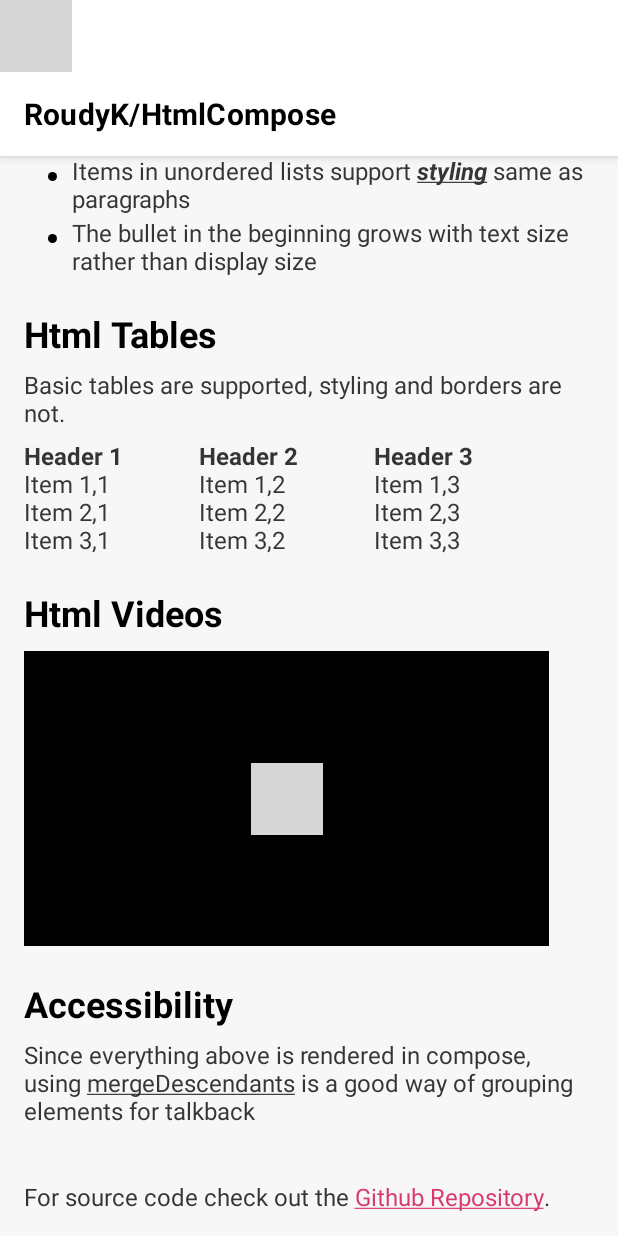
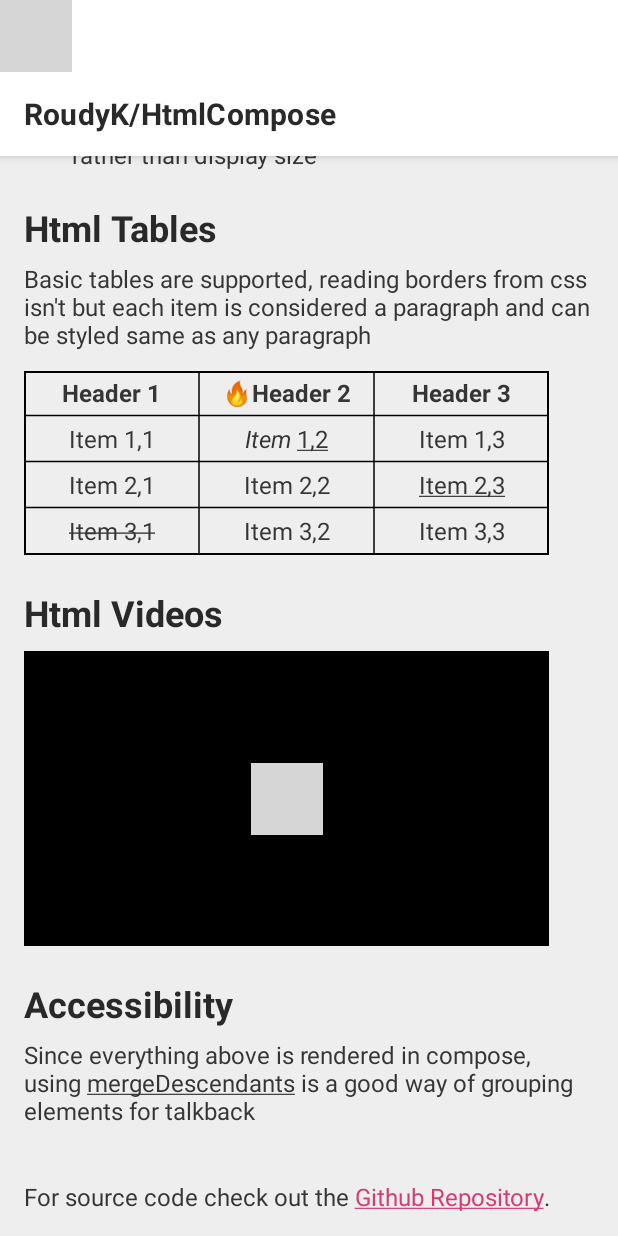
Before and after one commit to roudikk/HtmlCompose, an Android app built with Jetpack Compose: the screen it shows after launch (MainActivity), after a tap on "Accessibility", on a phone screen of 412 x 824 dp. Run offline under Robolectric (Android 15) with nearby library versions, the phone set to English and light mode, and no system bars; our stand-ins replace accompanist; libraries missing offline, so code that uses them is left out: coil.decode, coil.fetch, coil.request.videoFrameMillis, com.google.android.exoplayer2; pictures from the network do not load; 11 statements that could not run were skipped; grey boxes are pictures that could not be loaded.

Commit message:
Add support for styling tables

```diff
--- a/app/src/main/java/com/example/htmlcompose/demo/HtmlDemo.kt
+++ b/app/src/main/java/com/example/htmlcompose/demo/HtmlDemo.kt
@@ -43,26 +43,26 @@ val DEMO_HTML = """
     </ul>
 
     <h5>Html Tables</h5>
-    <p>Basic tables are supported, styling and borders are not.</p>
+    <p>Basic tables are supported, reading borders from css isn't but each item is considered a paragraph and can be styled same as any paragraph</p>
 
     <table>
         <tr>
             <th>Header 1</th>
-            <th>Header 2</th>
+            <th>🔥Header 2</th>
             <th>Header 3</th>
         </tr>
         <tr>
             <td>Item 1,1</td>
-            <td>Item 1,2</td>
+            <td><i>Item</i> <u>1,2</u></td>
             <td>Item 1,3</td>
         </tr>
         <tr>
             <td>Item 2,1</td>
             <td>Item 2,2</td>
-            <td>Item 2,3</td>
+            <td><u>Item 2,3</u></td>
         </tr>
         <tr>
-            <td>Item 3,1</td>
+            <td><s>Item 3,1</s></td>
             <td>Item 3,2</td>
             <td>Item 3,3</td>
         </tr>
--- a/app/src/main/java/com/example/htmlcompose/html/HtmlElement.kt
+++ b/app/src/main/java/com/example/htmlcompose/html/HtmlElement.kt
@@ -49,7 +49,7 @@ data class HtmlTable(
     )
 
     data class Cell(
-        val text: String,
+        val paragraph: HtmlParagraph,
         val header: Boolean
     )
 }
--- a/app/src/main/java/com/example/htmlcompose/html/handler/HtmlTableHandler.kt
+++ b/app/src/main/java/com/example/htmlcompose/html/handler/HtmlTableHandler.kt
@@ -1,9 +1,9 @@
 package com.example.htmlcompose.html.handler
 
+import com.example.htmlcompose.html.HtmlParagraph
 import com.example.htmlcompose.html.HtmlParserOptions
 import com.example.htmlcompose.html.HtmlTable
 import com.example.htmlcompose.html.handler.base.HtmlTagHandler
-import org.jsoup.nodes.Element
 import org.jsoup.nodes.Node
 
 class HtmlTableHandler(
@@ -11,26 +11,31 @@ class HtmlTableHandler(
 ) : HtmlTagHandler {
     private var rows = mutableListOf<HtmlTable.Row>()
     private var cells = mutableListOf<HtmlTable.Cell>()
+    private var paragraphHandler = HtmlParagraphHandler()
 
     override fun onTagOpening(node: Node) {
         rows = mutableListOf()
+        cells = mutableListOf()
+        paragraphHandler = HtmlParagraphHandler()
     }
 
     override fun onIntermediateTagOpening(node: Node) {
         when (node.nodeName()) {
             "tr" -> cells = mutableListOf()
-            "td" -> cells.add(
-                HtmlTable.Cell(
-                    text = (node as Element).text(),
-                    header = rows.size == 0 && options.firstTableRowAsHeaders
-                )
-            )
-            "th" -> cells.add(HtmlTable.Cell((node as Element).text(), true))
+            "td", "th" -> paragraphHandler = HtmlParagraphHandler()
+            "#text", "b", "a", "u", "s", "i" -> paragraphHandler.onIntermediateTagOpening(node)
         }
     }
 
     override fun onIntermediateTagClosing(node: Node) {
         when (node.nodeName()) {
+            "b", "a", "u", "s", "i" -> paragraphHandler.onIntermediateTagClosing(node)
+            "td", "th" -> cells.add(
+                HtmlTable.Cell(
+                    paragraph = paragraphHandler.build() as HtmlParagraph,
+                    header = node.nodeName() == "th" || options.firstTableRowAsHeaders && rows.isEmpty()
+                )
+            )
             "tr" -> rows.add(HtmlTable.Row(cells))
         }
     }
--- a/app/src/main/java/com/example/htmlcompose/navigation/Navigation.kt
+++ b/app/src/main/java/com/example/htmlcompose/navigation/Navigation.kt
@@ -5,7 +5,7 @@ import androidx.navigation.compose.NavHost
 import androidx.navigation.compose.composable
 import androidx.navigation.compose.rememberNavController
 import com.example.htmlcompose.demo.DEMO_HTML
-import com.example.htmlcompose.html.HtmlScreen
+import com.example.htmlcompose.screen.HtmlScreen
 
 @Composable
 fun Navigation() {
--- a/app/src/main/java/com/example/htmlcompose/screen/HtmlScreen.kt
+++ b/app/src/main/java/com/example/htmlcompose/screen/HtmlScreen.kt
@@ -1,4 +1,4 @@
-package com.example.htmlcompose.html
+package com.example.htmlcompose.screen
 
 import androidx.compose.foundation.clickable
 import androidx.compose.foundation.layout.*
@@ -18,7 +18,7 @@ import androidx.compose.ui.semantics.semantics
 import androidx.compose.ui.tooling.preview.Preview
 import androidx.compose.ui.unit.dp
 import com.example.htmlcompose.demo.DEMO_HTML
-import com.example.htmlcompose.screen.HtmlViewModel
+import com.example.htmlcompose.html.*
 import com.example.htmlcompose.screen.composables.*
 import com.example.htmlcompose.theme.MyTheme
 import com.example.htmlcompose.widgets.Toolbar
@@ -79,14 +79,14 @@ fun HtmlScreen(html: String) = ProvideWindowInsets {
                 }
 
             val maxWidthModifier = Modifier.widthIn(max = 350.dp)
-            elements.forEachIndexed { index, item ->
+            elements.forEach { item ->
                 item {
                     Column(Modifier.fillMaxWidth()) {
                         when (item) {
                             is HtmlHeader -> HtmlHeaderItem(
                                 item,
                                 Modifier
-                                    .padding(top = if (index == 0) 0.dp else 16.dp)
+                                    .padding(top = 16.dp)
                             )
                             is HtmlImage -> HtmlImageItem(item, maxWidthModifier)
                             is HtmlParagraph -> HtmlParagraphItem(item)
@@ -96,7 +96,10 @@ fun HtmlScreen(html: String) = ProvideWindowInsets {
                                 HtmlUnorderedListItem(item)
                             }
                             is HtmlVideo -> HtmlVideoItem(exoPlayer, item, maxWidthModifier)
-                            is HtmlTable -> HtmlTableItem(item, maxWidthModifier)
+                            is HtmlTable -> HtmlTableItem(
+                                item,
+                                maxWidthModifier.padding(top = 4.dp)
+                            )
                         }
                     }
                 }
--- a/app/src/main/java/com/example/htmlcompose/screen/composables/HtmlTableItem.kt
+++ b/app/src/main/java/com/example/htmlcompose/screen/composables/HtmlTableItem.kt
@@ -1,30 +1,68 @@
 package com.example.htmlcompose.screen.composables
 
-import androidx.compose.foundation.layout.Column
-import androidx.compose.foundation.layout.Row
-import androidx.compose.foundation.layout.RowScope
-import androidx.compose.foundation.layout.fillMaxWidth
+import androidx.compose.foundation.border
+import androidx.compose.foundation.layout.*
 import androidx.compose.material.MaterialTheme
-import androidx.compose.material.Text
 import androidx.compose.runtime.Composable
+import androidx.compose.ui.Alignment
 import androidx.compose.ui.Modifier
-import androidx.compose.ui.text.font.FontWeight
+import androidx.compose.ui.draw.drawBehind
+import androidx.compose.ui.geometry.Offset
+import androidx.compose.ui.unit.dp
+import com.example.htmlcompose.html.HtmlStyle
 import com.example.htmlcompose.html.HtmlTable
 
 @Composable
 fun HtmlTableItem(table: HtmlTable, modifier: Modifier = Modifier) {
-    val columns = table.rows.maxOf { it.cells.size }
+    val columnCount = table.rows.maxOf { it.cells.size }
+    val cells = table.rows.flatMap { it.cells }
+    val borderColor = MaterialTheme.colors.onSurface
+
     Grid(
-        columnCount = columns,
-        list = table.rows.flatMap { it.cells },
+        columnCount = columnCount,
+        list = cells,
         modifier = modifier
-    ) { item ->
-        Text(
-            text = item.text, Modifier.weight(1f),
-            style = MaterialTheme.typography.body1.copy(
-                fontWeight = if (item.header) FontWeight.Bold else FontWeight.Normal
+    ) { cell ->
+        val index = cells.indexOf(cell)
+        Box(
+            Modifier
+                .weight(1f)
+                .drawBehind {
+                    val strokeWidth = 1.dp.toPx()
+                    val y = size.height - strokeWidth
+
+                    if (cells.lastIndex - index >= columnCount) {
+                        drawLine(
+                            borderColor,
+                            Offset(0f, y),
+                            Offset(size.width, y),
+                            strokeWidth
+                        )
+                    }
+
+                    if ((index + 1) % columnCount != 0) {
+                        drawLine(
+                            borderColor,
+                            Offset(size.width, 0f),
+                            Offset(size.width, size.height),
+                            strokeWidth
+                        )
+                    }
+                },
+            contentAlignment = Alignment.Center
+        ) {
+
+            HtmlParagraphItem(
+                cell.paragraph.copy(
+                    styles = cell.paragraph.styles.toMutableList().apply {
+                        if (cell.header) {
+                            add(HtmlStyle.Bold(0, cell.paragraph.text.length))
+                        }
+                    }.toList()
+                ),
+                Modifier.padding(6.dp)
             )
-        )
+        }
     }
 }
 
@@ -36,7 +74,11 @@ fun <T> Grid(
     child: @Composable RowScope.(dataModel: T) -> Unit
 ) {
     val rows = (list.size / columnCount) + (if (list.size % columnCount > 0) 1 else 0)
-    Column(modifier = modifier.fillMaxWidth()) {
+    Column(
+        modifier = modifier
+            .fillMaxWidth()
+            .border(1.dp, MaterialTheme.colors.onSurface)
+    ) {
         for (row in 0 until rows) {
             Row {
                 for (cell in 0 until columnCount) {
--- a/app/src/main/java/com/example/htmlcompose/screen/composables/HtmlVideoItem.kt
+++ b/app/src/main/java/com/example/htmlcompose/screen/composables/HtmlVideoItem.kt
@@ -53,6 +53,7 @@ fun HtmlVideoItem(
             Image(
                 painter = rememberImagePainter(video.src) {
                     videoFrameMillis(3000)
+                    crossfade(true)
                 },
                 contentDescription = null
             )
--- a/app/src/main/java/com/example/htmlcompose/theme/Color.kt
+++ b/app/src/main/java/com/example/htmlcompose/theme/Color.kt
@@ -19,6 +19,6 @@ import androidx.compose.ui.graphics.Color
 
 val primaryColor = Color(0xFFDA396F)
 val secondaryColor = Color(0xFF8846C2)
-val surfaceColorLight = Color(0xFFF7F7F7)
+val surfaceColorLight = Color(0xFFEEEEEE)
 val surfaceColorDark = Color(0xFF252525)
 val errorColor = Color(0xFF993f5d)
--- a/app/src/main/java/com/example/htmlcompose/theme/Type.kt
+++ b/app/src/main/java/com/example/htmlcompose/theme/Type.kt
@@ -27,7 +27,7 @@ fun buildTypography(darkTheme: Boolean): Typography {
     val headersColor = if (darkTheme) {
         Color.White
     } else {
-        Color.Black
+        Color(0xFF292929)
     }
     val textColor = if (darkTheme) {
         Color(0xFFEEEEEE)
```
